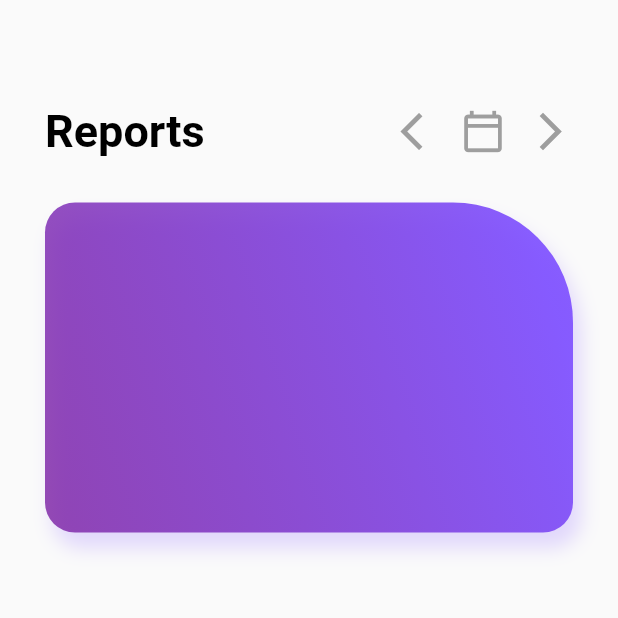
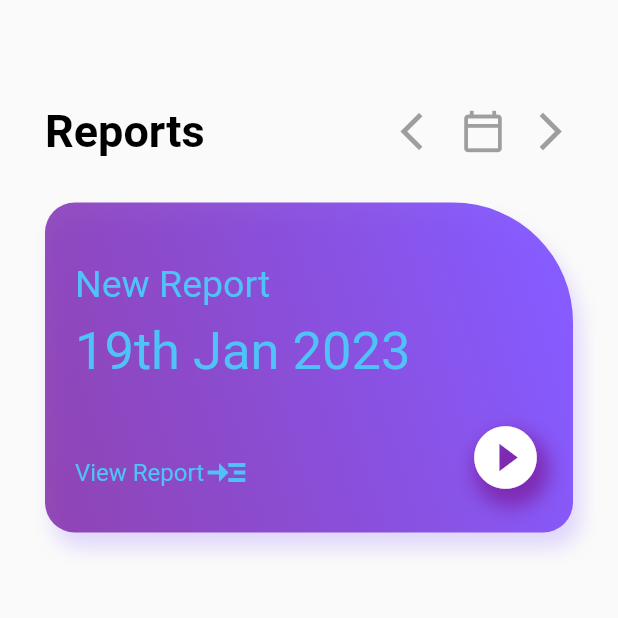
Before and after one commit to JosephLahiru/mcms_app, a Flutter app: the Reports screen opened directly, on a phone screen of 412 x 824 dp, the top half of it. Run offline on Flutter 3.47's test engine with Material 2 defaults, Android fonts, the phone set to English and light mode, and no system bars.

Commit message:
modify reports

```diff
--- a/lib/screens/reports.dart
+++ b/lib/screens/reports.dart
@@ -64,6 +64,69 @@ class Reports extends StatelessWidget {
                     ),
                   ],
                 ),
+                child: Container(
+                  padding: const EdgeInsets.only(top: 40.0, left: 20.0, right: 20.0 , bottom: 20.0),
+                  child: Column(
+                    crossAxisAlignment: CrossAxisAlignment.start,
+                    children: [
+                      Text(
+                        "New Report",
+                        style: TextStyle(
+                          fontSize: 25.0,
+                          color: color.AppColors.nonary,
+                        ),
+                      ),
+                      SizedBox(height: 10.0),
+                      Text(
+                        "19th Jan 2023",
+                        style: TextStyle(
+                          fontSize: 35.0,
+                          color: color.AppColors.nonary,
+                        ),
+                      ),
+                      SizedBox(height: 25.0),
+                      Row(
+                        crossAxisAlignment: CrossAxisAlignment.end,
+                        children: [
+                          Row(
+                            children: [
+                              Text(
+                                "View Report",
+                                style: TextStyle(
+                                  fontSize: 16.0,
+                                  color: color.AppColors.nonary,
+                                ),
+                              ),
+                              Icon(
+                                Icons.read_more_outlined,
+                                color: color.AppColors.nonary,
+                                size: 30.0,
+                              ),
+                            ],
+                          ),
+                          Expanded(child: Container()),
+                          Container(
+                            decoration: BoxDecoration(
+                              borderRadius: BorderRadius.circular(50.0),
+                              boxShadow: [
+                                BoxShadow(
+                                  color: color.AppColors.gradientpurplefirst.withOpacity(0.8),
+                                  blurRadius: 10,
+                                  offset: Offset(4, 8), // changes position of shadow
+                                ),
+                              ],
+                            ),
+                            child: Icon(
+                              Icons.play_circle_fill_outlined,
+                              color: color.AppColors.white,
+                              size: 50.0,
+                            ),
+                          ),
+                        ],
+                      ),
+                    ],
+                  ),
+                ),
               ),
             ],
           ),
```
